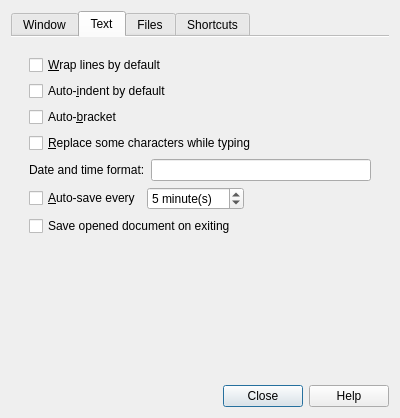
This is feathernotes/prefDialog.ui in Szybet/FeatherNotes-inkbox as Qt 5 draws it before an edit. The edited form follows.
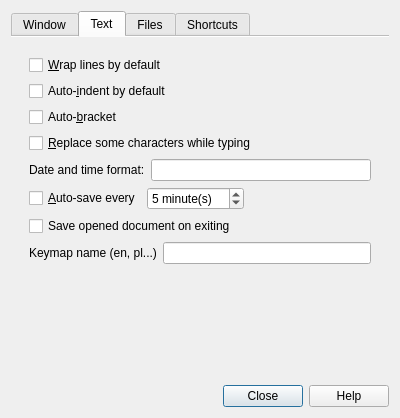
This is the edited form. The open tabs and pages were chosen to show the change.

```diff
--- a/feathernotes/prefDialog.ui
+++ b/feathernotes/prefDialog.ui
@@ -290,6 +290,20 @@
             </property>
            </widget>
           </item>
+          <item>
+           <layout class="QHBoxLayout" name="horizontalLayout_4">
+            <item>
+             <widget class="QLabel" name="label">
+              <property name="text">
+               <string>Keymap name (en, pl...)</string>
+              </property>
+             </widget>
+            </item>
+            <item>
+             <widget class="QLineEdit" name="lineEdit"/>
+            </item>
+           </layout>
+          </item>
           <item>
            <spacer name="verticalSpacer_2">
             <property name="orientation">
```
Left out of the diff: 6 changed lines with no effect on the pictures.
